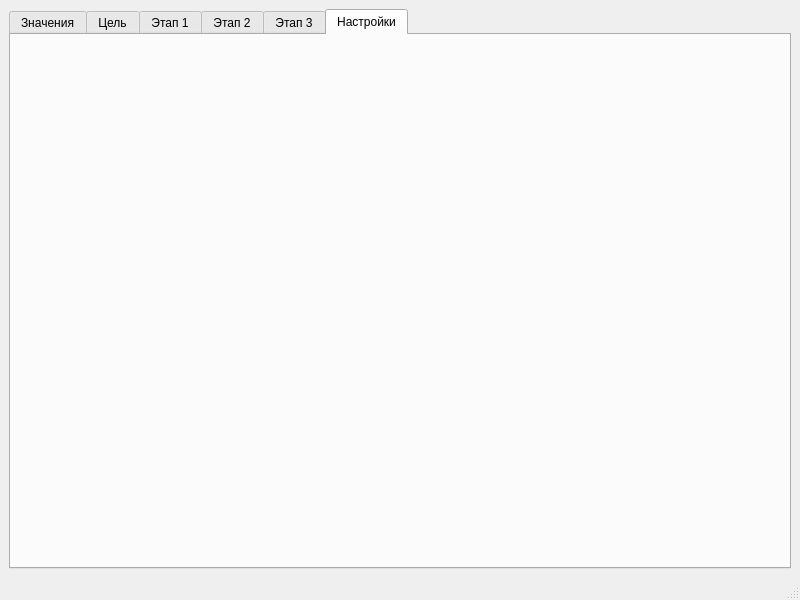
apdashi/generator, file ui/untitled.ui: the form before one commit.
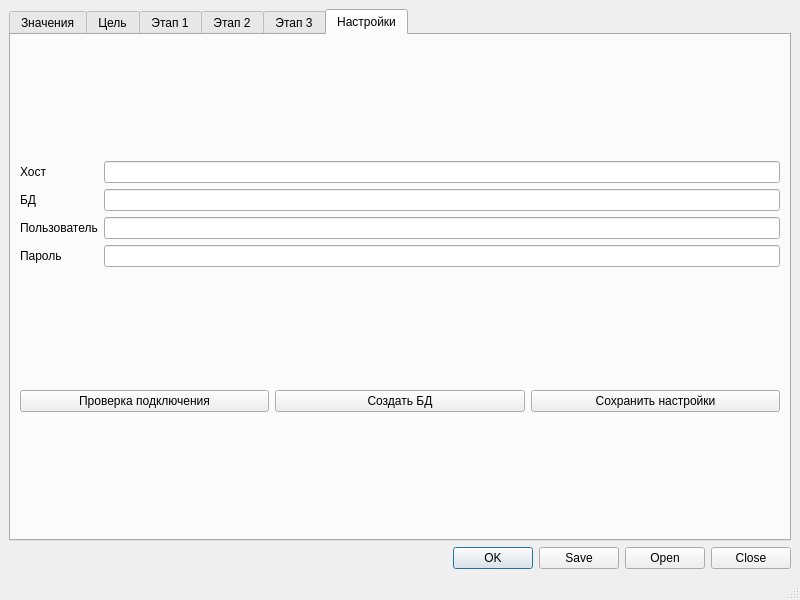
The form after the commit. The open tabs and pages were chosen to show the change.

Patch:
```diff
--- a/ui/untitled.ui
+++ b/ui/untitled.ui
@@ -109,24 +109,8 @@
           <item row="5" column="4">
            <widget class="QLineEdit" name="ipAddress4"/>
           </item>
-          <item row="3" column="3" colspan="2">
-           <widget class="QDateEdit" name="dateIn"/>
-          </item>
-          <item row="1" column="1">
-           <widget class="QLineEdit" name="numBid"/>
-          </item>
-          <item row="1" column="3">
-           <widget class="QLineEdit" name="numberRev"/>
-          </item>
-          <item row="8" column="0" colspan="5">
-           <widget class="QDialogButtonBox" name="buttonBox">
-            <property name="standardButtons">
-             <set>QDialogButtonBox::Close|QDialogButtonBox::Ok|QDialogButtonBox::Open|QDialogButtonBox::Save</set>
-            </property>
-           </widget>
-          </item>
-          <item row="7" column="0" colspan="5">
-           <widget class="QTableView" name="tableView"/>
+          <item row="0" column="1" colspan="4">
+           <widget class="QLineEdit" name="nameProject"/>
           </item>
           <item row="1" column="4">
            <widget class="QCheckBox" name="cache">
@@ -249,13 +233,82 @@
         <string>Настройки</string>
        </attribute>
        <layout class="QGridLayout" name="gridLayout_13">
-        <item row="0" column="0">
-         <layout class="QGridLayout" name="gridLayout_9"/>
+        <item row="1" column="2">
+         <widget class="QPushButton" name="saveConfig">
+          <property name="text">
+           <string>Сохранить настройки</string>
+          </property>
+         </widget>
+        </item>
+        <item row="1" column="1">
+         <widget class="QPushButton" name="createDB">
+          <property name="text">
+           <string>Создать БД</string>
+          </property>
+         </widget>
+        </item>
+        <item row="1" column="0">
+         <widget class="QPushButton" name="checkDB">
+          <property name="text">
+           <string>Проверка подключения</string>
+          </property>
+         </widget>
+        </item>
+        <item row="0" column="0" colspan="3">
+         <layout class="QGridLayout" name="gridLayout_9">
+          <item row="0" column="0">
+           <widget class="QLabel" name="label_12">
+            <property name="text">
+             <string>Хост</string>
+            </property>
+           </widget>
+          </item>
+          <item row="0" column="1">
+           <widget class="QLineEdit" name="host"/>
+          </item>
+          <item row="1" column="0">
+           <widget class="QLabel" name="label_13">
+            <property name="text">
+             <string>БД</string>
+            </property>
+           </widget>
+          </item>
+          <item row="3" column="0">
+           <widget class="QLabel" name="label_15">
+            <property name="text">
+             <string>Пароль</string>
+            </property>
+           </widget>
+          </item>
+          <item row="1" column="1">
+           <widget class="QLineEdit" name="dbname"/>
+          </item>
+          <item row="2" column="0">
+           <widget class="QLabel" name="label_14">
+            <property name="text">
+             <string>Пользователь</string>
+            </property>
+           </widget>
+          </item>
+          <item row="2" column="1">
+           <widget class="QLineEdit" name="user"/>
+          </item>
+          <item row="3" column="1">
+           <widget class="QLineEdit" name="password"/>
+          </item>
+         </layout>
         </item>
        </layout>
       </widget>
      </widget>
     </item>
+    <item row="1" column="0">
+     <widget class="QDialogButtonBox" name="buttonBox">
+      <property name="standardButtons">
+       <set>QDialogButtonBox::Close|QDialogButtonBox::Ok|QDialogButtonBox::Open|QDialogButtonBox::Save</set>
+      </property>
+     </widget>
+    </item>
    </layout>
   </widget>
   <widget class="QStatusBar" name="statusbar"/>
```
Left out of the diff: 151 changed lines with no effect on the pictures.
